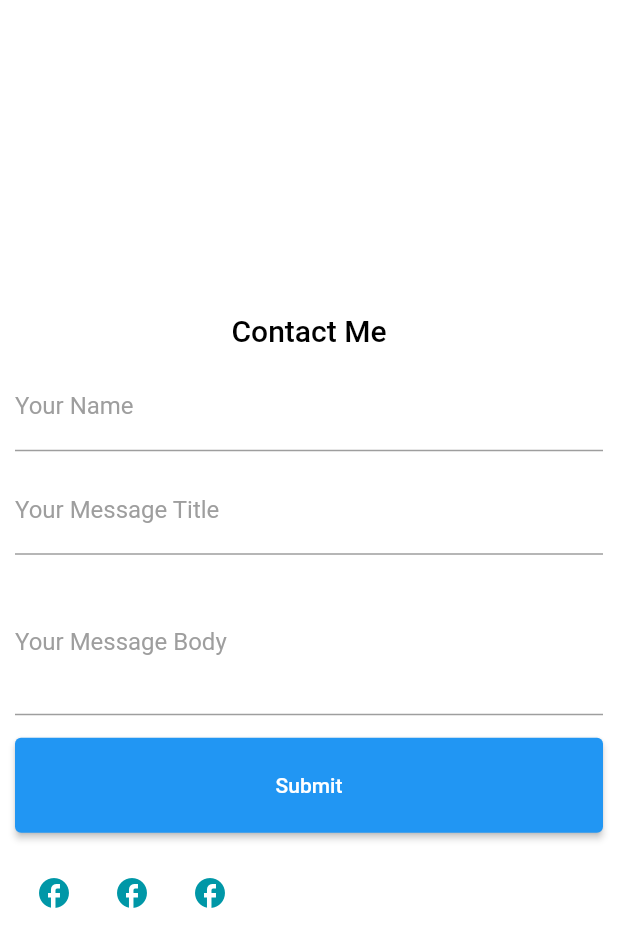
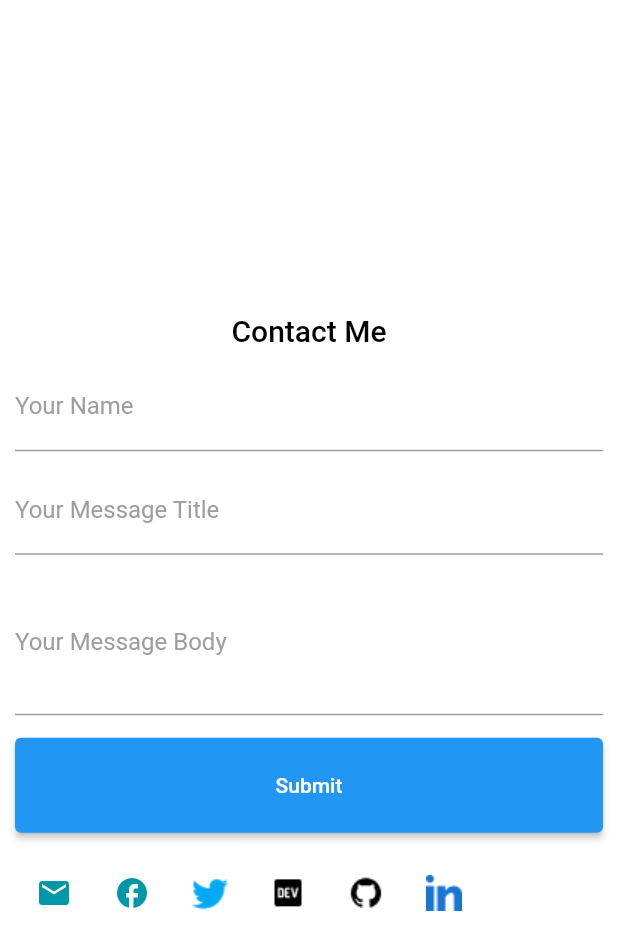
Before and after one commit to kedrakk/khineaindrakyaw_portfolio, a Flutter app: the ContactFormWidget widget shown alone on an empty page, opened directly, on a phone screen of 412 x 824 dp. Shown: the top 950 px of the screen. Run offline on Flutter 3.47's test engine with Material 2 defaults, Android fonts, the phone set to English and light mode, and no system bars; our stand-ins replace flutter_riverpod, get_it, google_fonts, shared_preferences; missing offline and left inert: mailto; accounts and stored records are empty.

Commit message:
contact icons

```diff
--- a/lib/const/asset_const.dart
+++ b/lib/const/asset_const.dart
@@ -5,4 +5,6 @@ class Assets {
   static const String githubIcon = "assets/github_icon.png";
   static const String linkedinIcon = "assets/linkedin_icon.png";
   static const String twitterIcon = "assets/twitter_icon.png";
+  static const String devIconWhite = "assets/dev_icon_white.png";
+  static const String githubIconWhite = "assets/github_icon_white.png";
 }
--- a/lib/data/social_data.dart
+++ b/lib/data/social_data.dart
@@ -1,30 +1,59 @@
 import 'package:flutter/material.dart';
+import '../const/const.dart';
 
 class SocialData {
-  Widget icon;
+  Widget lightIcon;
+  Widget darkIcon;
   String link;
-  SocialData({required this.icon, required this.link});
+  SocialData(
+      {required this.lightIcon, required this.darkIcon, required this.link});
 }
 
 List<SocialData> socialData = [
   SocialData(
-    icon: const Icon(Icons.email),
+    lightIcon: const Icon(Icons.email),
+    darkIcon: const Icon(Icons.email),
     link: "mailto:",
   ),
-  // SocialData(
-  //   icon: const Icon(Icons.facebook),
-  //   link: "https://www.facebook.com/",
-  // ),
-  // SocialData(
-  //   icon: const Icon(Icons.twitt),
-  //   link: "https://www.twitter.com/",
-  // ),
-  // SocialData(
-  //   icon: Icon(Icons.instagram),
-  //   link: "https://www.instagram.com/",
-  // ),
-  // SocialData(
-  //   icon: Icon(Icons.youtube),
-  //   link: "https://www.youtube.com/",
-  // ),
+  SocialData(
+    lightIcon: const Icon(Icons.facebook),
+    darkIcon: const Icon(Icons.facebook),
+    link: "https://www.facebook.com/",
+  ),
+  SocialData(
+    lightIcon: Image.asset(
+      Assets.twitterIcon,
+    ),
+    darkIcon: Image.asset(
+      Assets.twitterIcon,
+    ),
+    link: "https://www.twitter.com/",
+  ),
+  SocialData(
+    lightIcon: Image.asset(
+      Assets.devIcon,
+    ),
+    darkIcon: Image.asset(
+      Assets.devIconWhite,
+    ),
+    link: "https://www.twitter.com/",
+  ),
+  SocialData(
+    lightIcon: Image.asset(
+      Assets.githubIcon,
+    ),
+    darkIcon: Image.asset(
+      Assets.githubIconWhite,
+    ),
+    link: "https://www.twitter.com/",
+  ),
+  SocialData(
+    lightIcon: Image.asset(
+      Assets.linkedinIcon,
+    ),
+    darkIcon: Image.asset(
+      Assets.linkedinIcon,
+    ),
+    link: "https://www.twitter.com/",
+  ),
 ];
--- a/lib/pages/contact_page.dart
+++ b/lib/pages/contact_page.dart
@@ -1,5 +1,7 @@
 import 'package:flutter/material.dart';
 import 'package:flutter_riverpod/flutter_riverpod.dart';
+import 'package:kedk_portfolio/data/data.dart';
+import 'package:kedk_portfolio/providers/app_theme_provider.dart';
 import 'package:kedk_portfolio/providers/text_field_provider.dart';
 import '../widgets/widgets.dart';
 import '../const/const.dart';
@@ -123,22 +125,7 @@ class ContactFormWidget extends StatelessWidget {
                   const SizedBox(
                     height: 20,
                   ),
-                  Row(
-                    children: const [
-                      SocialIconsWidget(
-                        icon: Icon(Icons.facebook_rounded),
-                        link: "www.facebook.com",
-                      ),
-                      SocialIconsWidget(
-                        icon: Icon(Icons.facebook),
-                        link: "www.facebook.com",
-                      ),
-                      SocialIconsWidget(
-                        icon: Icon(Icons.facebook),
-                        link: "www.facebook.com",
-                      ),
-                    ],
-                  )
+                  const SocialIconsSection(),
                 ],
               ),
             ],
@@ -148,3 +135,24 @@ class ContactFormWidget extends StatelessWidget {
     );
   }
 }
+
+class SocialIconsSection extends ConsumerWidget {
+  const SocialIconsSection({Key? key}) : super(key: key);
+
+  @override
+  Widget build(BuildContext context, WidgetRef ref) {
+    final currentAppTheme = ref.watch(themeProvider);
+    return Row(
+      children: socialData
+          .map(
+            (e) => SocialIconsWidget(
+              icon: currentAppTheme.themeKey == lightTheme
+                  ? e.lightIcon
+                  : e.darkIcon,
+              link: e.link,
+            ),
+          )
+          .toList(),
+    );
+  }
+}
```
Also changed, not shown: assets/dev_icon_white.png (added), assets/github_icon_white.png (added).
